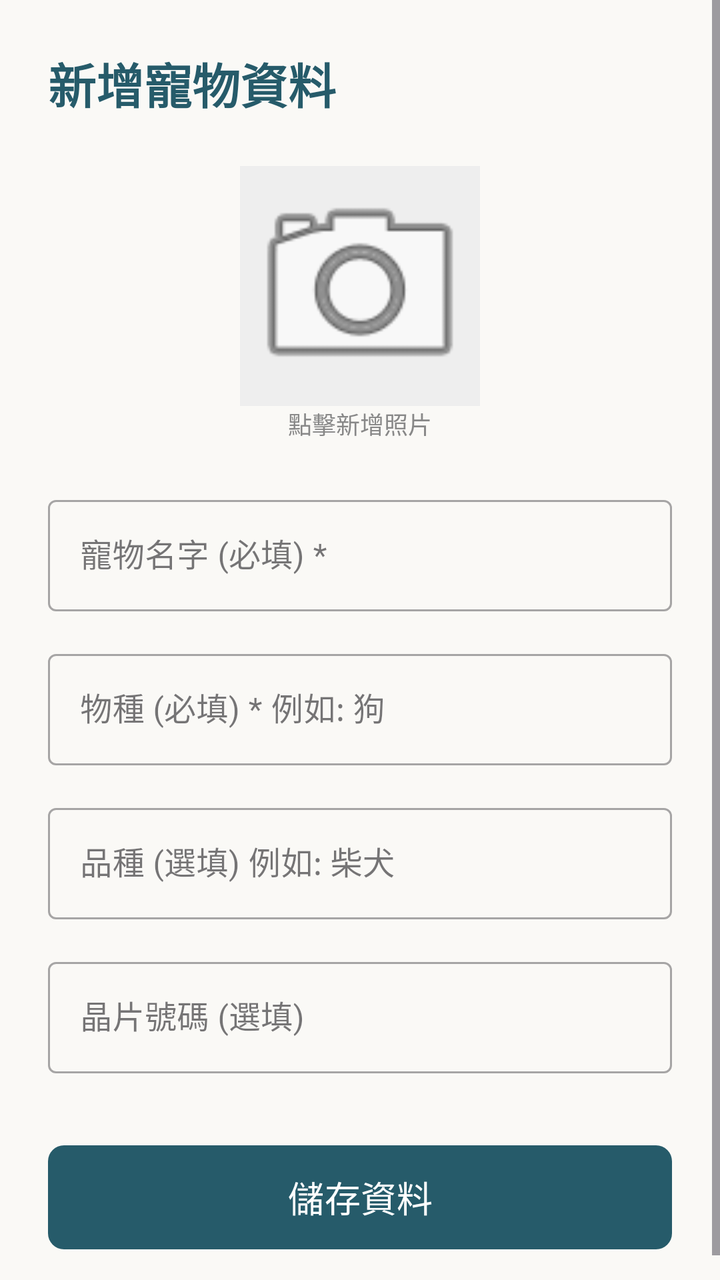
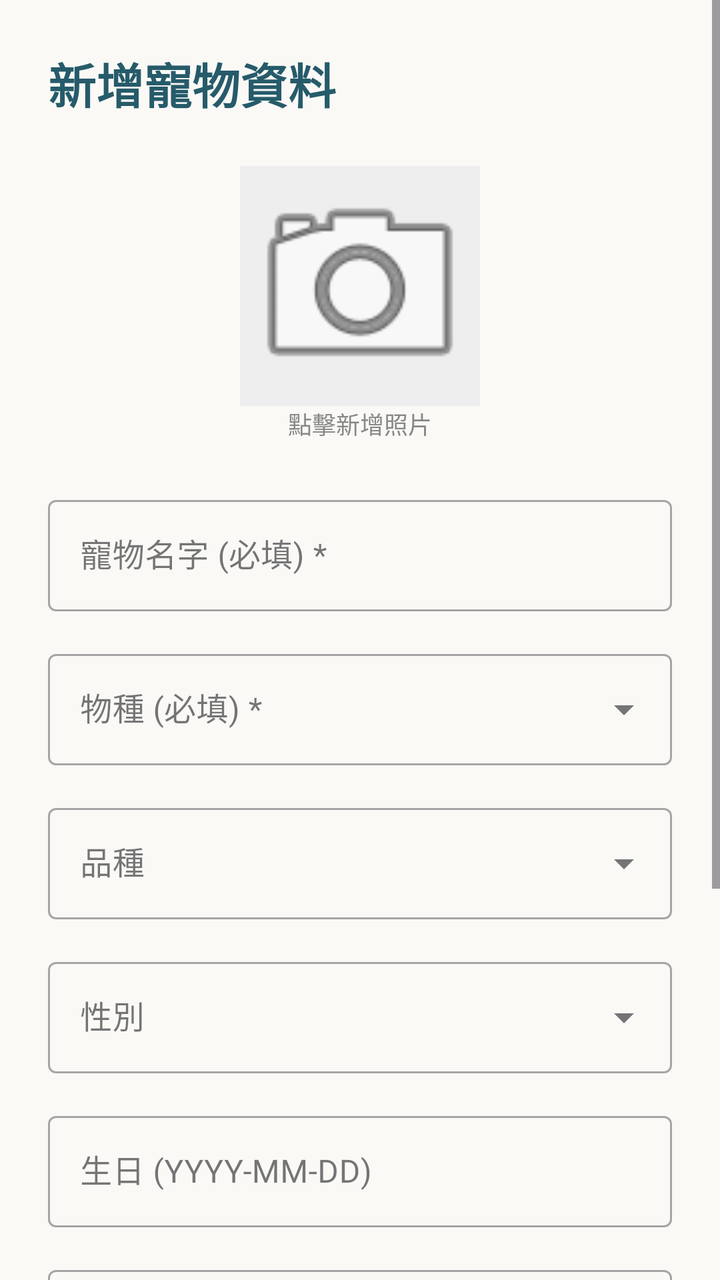

An Android layout rendered at two revisions. The XML below is the earlier revision; the diff shows what the commit changed to produce the second picture.
<!-- AndroidManifest.xml: application theme Theme.PetCare -->
<!-- res/layout/activity_pet_create.xml -->
<?xml version="1.0" encoding="utf-8"?>
<ScrollView
    xmlns:android="http://schemas.android.com/apk/res/android"
    xmlns:app="http://schemas.android.com/apk/res-auto"
    xmlns:tools="http://schemas.android.com/tools"
    android:layout_width="match_parent"
    android:layout_height="match_parent"
    android:fillViewport="true"
    android:background="#FAF9F6"
    tools:context=".petcreate.PetCreateActivity">

    <androidx.constraintlayout.widget.ConstraintLayout
        android:layout_width="match_parent"
        android:layout_height="wrap_content"
        android:padding="24dp">

        <TextView
            android:id="@+id/tvTitle"
            android:layout_width="wrap_content"
            android:layout_height="wrap_content"
            android:text="新增寵物資料"
            android:textSize="24sp"
            android:textStyle="bold"
            android:textColor="#265B6A"
            app:layout_constraintTop_toTopOf="parent"
            app:layout_constraintStart_toStartOf="parent" />
        <ImageView
            android:id="@+id/ivSelectPhoto"
            android:layout_width="120dp"
            android:layout_height="120dp"
            android:layout_marginTop="24dp"
            android:background="#EEEEEE"
            android:scaleType="centerCrop"
            android:src="@android:drawable/ic_menu_camera"
            app:layout_constraintTop_toBottomOf="@+id/tvTitle"
            app:layout_constraintStart_toStartOf="parent"
            app:layout_constraintEnd_toEndOf="parent" />
        <TextView
            android:id="@+id/tvSelectPhoto"
            android:layout_width="wrap_content"
            android:layout_height="wrap_content"
            android:text="點擊新增照片"
            android:textSize="12sp"
            android:textColor="#888888"
            app:layout_constraintTop_toBottomOf="@+id/ivSelectPhoto"
            app:layout_constraintStart_toStartOf="parent"
            app:layout_constraintEnd_toEndOf="parent" />

        
        <com.google.android.material.textfield.TextInputLayout
            android:id="@+id/layoutName"
            style="@style/Widget.MaterialComponents.TextInputLayout.OutlinedBox"
            android:layout_width="match_parent"
            android:layout_height="wrap_content"
            android:layout_marginTop="24dp"
            android:hint="寵物名字 (必填) *"
            app:layout_constraintTop_toBottomOf="@+id/tvSelectPhoto">

            <com.google.android.material.textfield.TextInputEditText
                android:id="@+id/editName"
                android:layout_width="match_parent"
                android:layout_height="wrap_content"
                android:inputType="textPersonName" />
        </com.google.android.material.textfield.TextInputLayout>

        
        <com.google.android.material.textfield.TextInputLayout
            android:id="@+id/layoutSpecies"
            style="@style/Widget.MaterialComponents.TextInputLayout.OutlinedBox"
            android:layout_width="match_parent"
            android:layout_height="wrap_content"
            android:layout_marginTop="16dp"
            android:hint="物種 (必填) * 例如: 狗"
            app:layout_constraintTop_toBottomOf="@+id/layoutName">

            <com.google.android.material.textfield.TextInputEditText
                android:id="@+id/editSpecies"
                android:layout_width="match_parent"
                android:layout_height="wrap_content"
                android:inputType="text" />
        </com.google.android.material.textfield.TextInputLayout>

        
        <com.google.android.material.textfield.TextInputLayout
            android:id="@+id/layoutBreed"
            style="@style/Widget.MaterialComponents.TextInputLayout.OutlinedBox"
            android:layout_width="match_parent"
            android:layout_height="wrap_content"
            android:layout_marginTop="16dp"
            android:hint="品種 (選填) 例如: 柴犬"
            app:layout_constraintTop_toBottomOf="@+id/layoutSpecies">

            <com.google.android.material.textfield.TextInputEditText
                android:id="@+id/editBreed"
                android:layout_width="match_parent"
                android:layout_height="wrap_content"
                android:inputType="text" />
        </com.google.android.material.textfield.TextInputLayout>

        
        <com.google.android.material.textfield.TextInputLayout
            android:id="@+id/layoutMicrochip"
            style="@style/Widget.MaterialComponents.TextInputLayout.OutlinedBox"
            android:layout_width="match_parent"
            android:layout_height="wrap_content"
            android:layout_marginTop="16dp"
            android:hint="晶片號碼 (選填)"
            app:layout_constraintTop_toBottomOf="@+id/layoutBreed">

            <com.google.android.material.textfield.TextInputEditText
                android:id="@+id/editMicrochip"
                android:layout_width="match_parent"
                android:layout_height="wrap_content"
                android:inputType="text" />
        </com.google.android.material.textfield.TextInputLayout>

        
        <com.google.android.material.button.MaterialButton
            android:id="@+id/btnSave"
            android:layout_width="match_parent"
            android:layout_height="60dp"
            android:layout_marginTop="32dp"
            android:text="儲存資料"
            android:textSize="18sp"
            app:cornerRadius="8dp"
            app:backgroundTint="#265B6A"
            app:layout_constraintTop_toBottomOf="@+id/layoutMicrochip" />

    </androidx.constraintlayout.widget.ConstraintLayout>
</ScrollView>
<!-- resources referenced by this layout -->
<resources>
  <style name="Theme.PetCare" parent="Base.Theme.PetCare" />
  <style name="Base.Theme.PetCare" parent="Theme.Material3.DayNight.NoActionBar">
          
          
      </style>
</resources>

<!-- the commit's change to res/layout/activity_pet_create.xml (unified diff, before → after) -->
@@ -66,35 +66,68 @@
         
         <com.google.android.material.textfield.TextInputLayout
             android:id="@+id/layoutSpecies"
-            style="@style/Widget.MaterialComponents.TextInputLayout.OutlinedBox"
+            style="@style/Widget.MaterialComponents.TextInputLayout.OutlinedBox.ExposedDropdownMenu"
             android:layout_width="match_parent"
             android:layout_height="wrap_content"
             android:layout_marginTop="16dp"
-            android:hint="物種 (必填) * 例如: 狗"
+            android:hint="物種 (必填) *"
             app:layout_constraintTop_toBottomOf="@+id/layoutName">
-
-            <com.google.android.material.textfield.TextInputEditText
+            
+            <AutoCompleteTextView
                 android:id="@+id/editSpecies"
                 android:layout_width="match_parent"
                 android:layout_height="wrap_content"
-                android:inputType="text" />
+                android:inputType="none" />
         </com.google.android.material.textfield.TextInputLayout>
 
         
         <com.google.android.material.textfield.TextInputLayout
             android:id="@+id/layoutBreed"
+            style="@style/Widget.MaterialComponents.TextInputLayout.OutlinedBox.ExposedDropdownMenu"
+            android:layout_width="match_parent"
+            android:layout_height="wrap_content"
+            android:layout_marginTop="16dp"
+            android:hint="品種"
+            app:layout_constraintTop_toBottomOf="@+id/layoutSpecies">
+            <AutoCompleteTextView
+                android:id="@+id/editBreed"
+                android:layout_width="match_parent"
+                android:layout_height="wrap_content"
+                android:inputType="none" />
+        </com.google.android.material.textfield.TextInputLayout>
+
+        
+        <com.google.android.material.textfield.TextInputLayout
+            android:id="@+id/layoutGender"
+            style="@style/Widget.MaterialComponents.TextInputLayout.OutlinedBox.ExposedDropdownMenu"
+            android:layout_width="match_parent"
+            android:layout_height="wrap_content"
+            android:layout_marginTop="16dp"
+            android:hint="性別"
+            app:layout_constraintTop_toBottomOf="@+id/layoutBreed">
+            <AutoCompleteTextView
+                android:id="@+id/editGender"
+                android:layout_width="match_parent"
+                android:layout_height="wrap_content"
+                android:inputType="none" />
+        </com.google.android.material.textfield.TextInputLayout>
+
+        
+        <com.google.android.material.textfield.TextInputLayout
+            android:id="@+id/layoutDob"
             style="@style/Widget.MaterialComponents.TextInputLayout.OutlinedBox"
             android:layout_width="match_parent"
             android:layout_height="wrap_content"
             android:layout_marginTop="16dp"
-            android:hint="品種 (選填) 例如: 柴犬"
-            app:layout_constraintTop_toBottomOf="@+id/layoutSpecies">
-
+            android:hint="生日 (YYYY-MM-DD)"
+            app:layout_constraintTop_toBottomOf="@+id/layoutGender">
+            
             <com.google.android.material.textfield.TextInputEditText
-                android:id="@+id/editBreed"
+                android:id="@+id/editDob"
                 android:layout_width="match_parent"
                 android:layout_height="wrap_content"
-                android:inputType="text" />
+                android:focusable="false"
+                android:clickable="true" />
         </com.google.android.material.textfield.TextInputLayout>
 
         
@@ -105,13 +138,31 @@
             android:layout_height="wrap_content"
             android:layout_marginTop="16dp"
             android:hint="晶片號碼 (選填)"
-            app:layout_constraintTop_toBottomOf="@+id/layoutBreed">
+            app:layout_constraintTop_toBottomOf="@+id/layoutDob">
 
             <com.google.android.material.textfield.TextInputEditText
                 android:id="@+id/editMicrochip"
                 android:layout_width="match_parent"
                 android:layout_height="wrap_content"
                 android:inputType="text" />
+        </com.google.android.material.textfield.TextInputLayout>
+
+        
+        <com.google.android.material.textfield.TextInputLayout
+            android:id="@+id/layoutNotes"
+            style="@style/Widget.MaterialComponents.TextInputLayout.OutlinedBox"
+            android:layout_width="match_parent"
+            android:layout_height="wrap_content"
+            android:layout_marginTop="16dp"
+            android:hint="特殊注意事項 (例如：對藥物過敏...)"
+            app:layout_constraintTop_toBottomOf="@+id/layoutMicrochip">
+            <com.google.android.material.textfield.TextInputEditText
+                android:id="@+id/editNotes"
+                android:layout_width="match_parent"
+                android:layout_height="wrap_content"
+                android:minLines="3"
+                android:gravity="top"
+                android:inputType="textMultiLine" />
         </com.google.android.material.textfield.TextInputLayout>
 
         
@@ -124,7 +175,7 @@
             android:textSize="18sp"
             app:cornerRadius="8dp"
             app:backgroundTint="#265B6A"
-            app:layout_constraintTop_toBottomOf="@+id/layoutMicrochip" />
+            app:layout_constraintTop_toBottomOf="@+id/layoutNotes" />
 
     </androidx.constraintlayout.widget.ConstraintLayout>
 </ScrollView>
